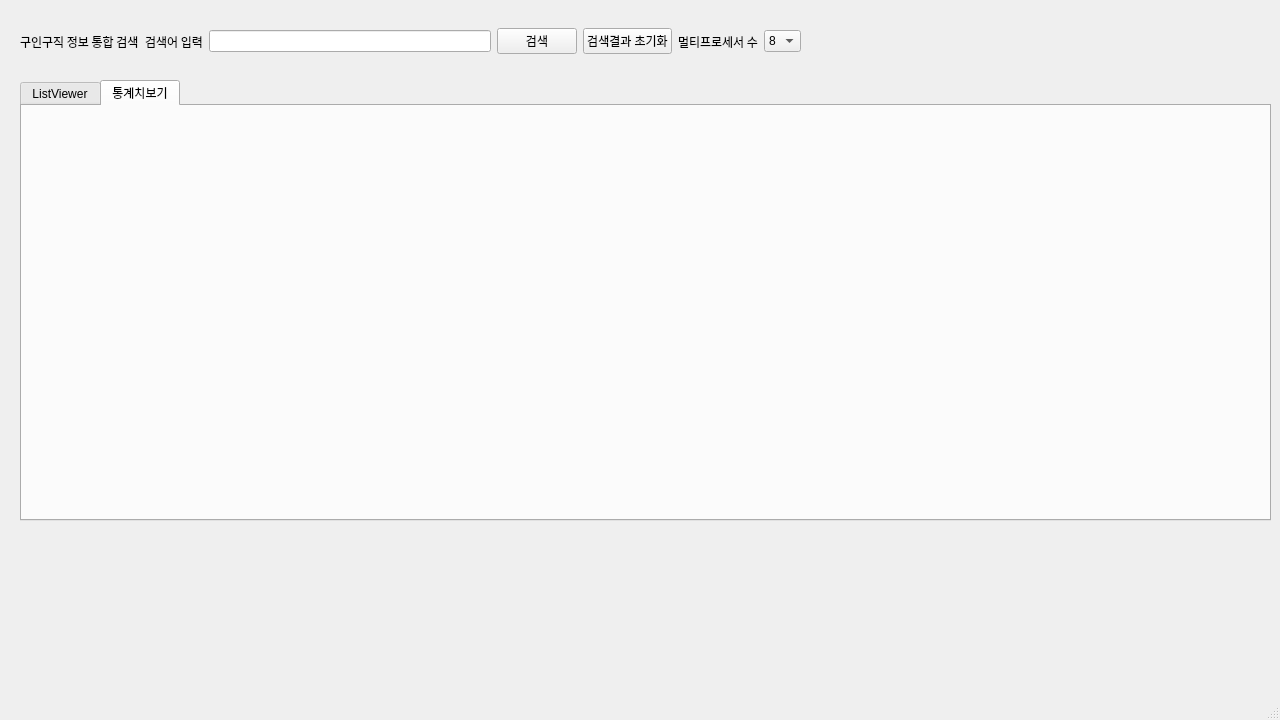
Before: the Qt Designer form src/gui/form.ui in 4xvgal/JobScraper, drawn with Qt 5.
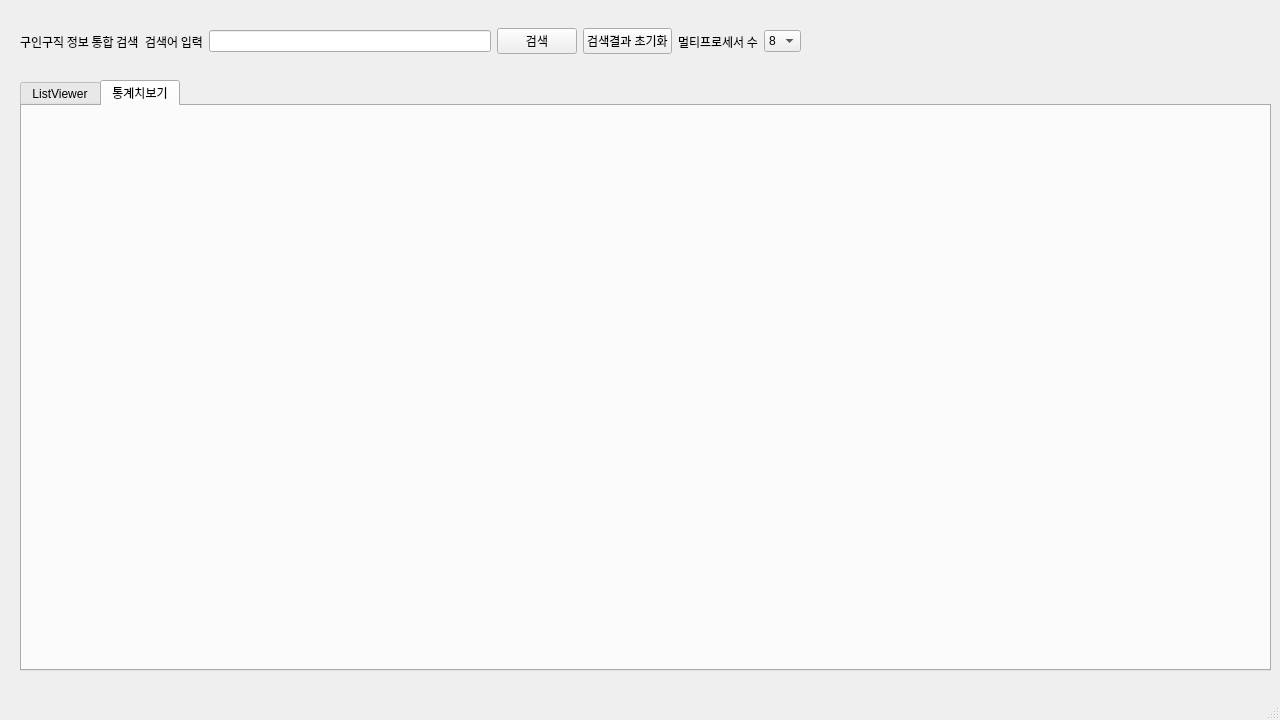
After: the same form once the commit is applied. The open tabs and pages were chosen to show the change.

Patch:
```diff
--- a/src/gui/form.ui
+++ b/src/gui/form.ui
@@ -20,7 +20,7 @@
       <x>20</x>
       <y>80</y>
       <width>1251</width>
-      <height>441</height>
+      <height>591</height>
      </rect>
     </property>
     <property name="currentIndex">
@@ -45,6 +45,28 @@
      <attribute name="title">
       <string>통계치보기</string>
      </attribute>
+     <widget class="QWidget" name="verticalLayoutWidget">
+      <property name="geometry">
+       <rect>
+        <x>10</x>
+        <y>59</y>
+        <width>1221</width>
+        <height>491</height>
+       </rect>
+      </property>
+      <layout class="QVBoxLayout" name="verticalLayout"/>
+     </widget>
+     <widget class="QWidget" name="verticalLayoutWidget_2">
+      <property name="geometry">
+       <rect>
+        <x>10</x>
+        <y>10</y>
+        <width>1221</width>
+        <height>41</height>
+       </rect>
+      </property>
+      <layout class="QVBoxLayout" name="verticalLayout_2"/>
+     </widget>
     </widget>
    </widget>
    <widget class="QWidget" name="horizontalLayoutWidget">
```
Left out of the diff: 26 changed lines with no effect on the pictures.
